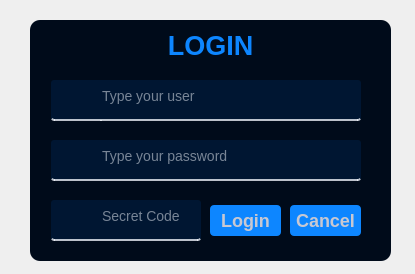
First picture: the form in files_ui/login_screen.ui, repository WendelBarata/Login-Screen, before the edit.
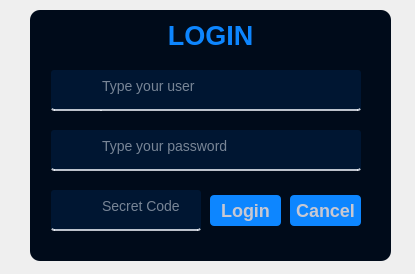
Second picture: the form after the edit. Icons and pictures are not drawn.

Commit message: Code and interface update Finalized all the code with comments and also a tweak to the interface.

```diff
--- a/files_ui/login_screen.ui
+++ b/files_ui/login_screen.ui
@@ -18,9 +18,9 @@
     <property name="geometry">
      <rect>
       <x>30</x>
-      <y>20</y>
+      <y>10</y>
       <width>361</width>
-      <height>241</height>
+      <height>251</height>
      </rect>
     </property>
     <property name="styleSheet">
@@ -288,6 +288,25 @@
       <string>Secret Code</string>
      </property>
     </widget>
+    <widget class="QLabel" name="lbStatusBar">
+     <property name="geometry">
+      <rect>
+       <x>0</x>
+       <y>225</y>
+       <width>361</width>
+       <height>20</height>
+      </rect>
+     </property>
+     <property name="styleSheet">
+      <string notr="true">color: rgb(240, 244, 250);</string>
+     </property>
+     <property name="text">
+      <string/>
+     </property>
+     <property name="alignment">
+      <set>Qt::AlignmentFlag::AlignCenter</set>
+     </property>
+    </widget>
    </widget>
   </widget>
  </widget>
```
The commit also changes 3 other files.
